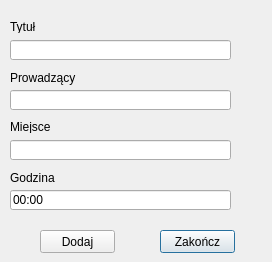
MichalKNR/FitMaster5000, file add_event_dialog.ui: the form before one commit.
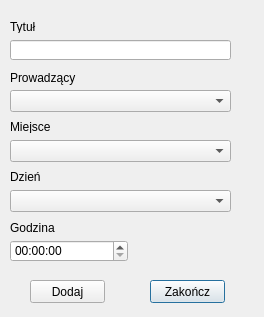
The form after the commit.

```diff
--- a/add_event_dialog.ui
+++ b/add_event_dialog.ui
@@ -6,8 +6,8 @@
    <rect>
     <x>0</x>
     <y>0</y>
-    <width>272</width>
-    <height>262</height>
+    <width>264</width>
+    <height>317</height>
    </rect>
   </property>
   <property name="windowTitle">
@@ -36,16 +36,6 @@
     </rect>
    </property>
   </widget>
-  <widget class="QLineEdit" name="Coach_LE">
-   <property name="geometry">
-    <rect>
-     <x>10</x>
-     <y>90</y>
-     <width>221</width>
-     <height>20</height>
-    </rect>
-   </property>
-  </widget>
   <widget class="QLabel" name="label_2">
    <property name="geometry">
     <rect>
@@ -59,16 +49,6 @@
     <string>Prowadzący</string>
    </property>
   </widget>
-  <widget class="QLineEdit" name="Place_LE">
-   <property name="geometry">
-    <rect>
-     <x>10</x>
-     <y>140</y>
-     <width>221</width>
-     <height>20</height>
-    </rect>
-   </property>
-  </widget>
   <widget class="QLabel" name="label_3">
    <property name="geometry">
     <rect>
@@ -82,24 +62,11 @@
     <string>Miejsce</string>
    </property>
   </widget>
-  <widget class="QLineEdit" name="Time_LE">
-   <property name="geometry">
-    <rect>
-     <x>10</x>
-     <y>190</y>
-     <width>221</width>
-     <height>20</height>
-    </rect>
-   </property>
-   <property name="text">
-    <string>00:00</string>
-   </property>
-  </widget>
   <widget class="QLabel" name="label_4">
    <property name="geometry">
     <rect>
      <x>10</x>
-     <y>170</y>
+     <y>220</y>
      <width>81</width>
      <height>16</height>
     </rect>
@@ -111,8 +78,8 @@
   <widget class="QPushButton" name="End_PB">
    <property name="geometry">
     <rect>
-     <x>160</x>
-     <y>230</y>
+     <x>150</x>
+     <y>280</y>
      <width>75</width>
      <height>23</height>
     </rect>
@@ -124,8 +91,8 @@
   <widget class="QPushButton" name="Add_event_PB">
    <property name="geometry">
     <rect>
-     <x>40</x>
-     <y>230</y>
+     <x>30</x>
+     <y>280</y>
      <width>75</width>
      <height>23</height>
     </rect>
@@ -134,6 +101,62 @@
     <string>Dodaj</string>
    </property>
   </widget>
+  <widget class="QTimeEdit" name="timeEdit">
+   <property name="geometry">
+    <rect>
+     <x>10</x>
+     <y>240</y>
+     <width>118</width>
+     <height>22</height>
+    </rect>
+   </property>
+  </widget>
+  <widget class="QComboBox" name="Place_CB">
+   <property name="geometry">
+    <rect>
+     <x>10</x>
+     <y>140</y>
+     <width>221</width>
+     <height>22</height>
+    </rect>
+   </property>
+  </widget>
+  <widget class="QComboBox" name="Coach_CB">
+   <property name="geometry">
+    <rect>
+     <x>10</x>
+     <y>90</y>
+     <width>221</width>
+     <height>22</height>
+    </rect>
+   </property>
+   <property name="editable">
+    <bool>false</bool>
+   </property>
+  </widget>
+  <widget class="QLabel" name="label_5">
+   <property name="geometry">
+    <rect>
+     <x>10</x>
+     <y>170</y>
+     <width>47</width>
+     <height>13</height>
+    </rect>
+   </property>
+   <property name="text">
+    <string>Dzień</string>
+   </property>
+  </widget>
+  <widget class="QComboBox" name="Day_CB">
+   <property name="geometry">
+    <rect>
+     <x>10</x>
+     <y>190</y>
+     <width>221</width>
+     <height>22</height>
+    </rect>
+   </property>
+  </widget>
  </widget>
  <resources/>
  <connections/>
```
